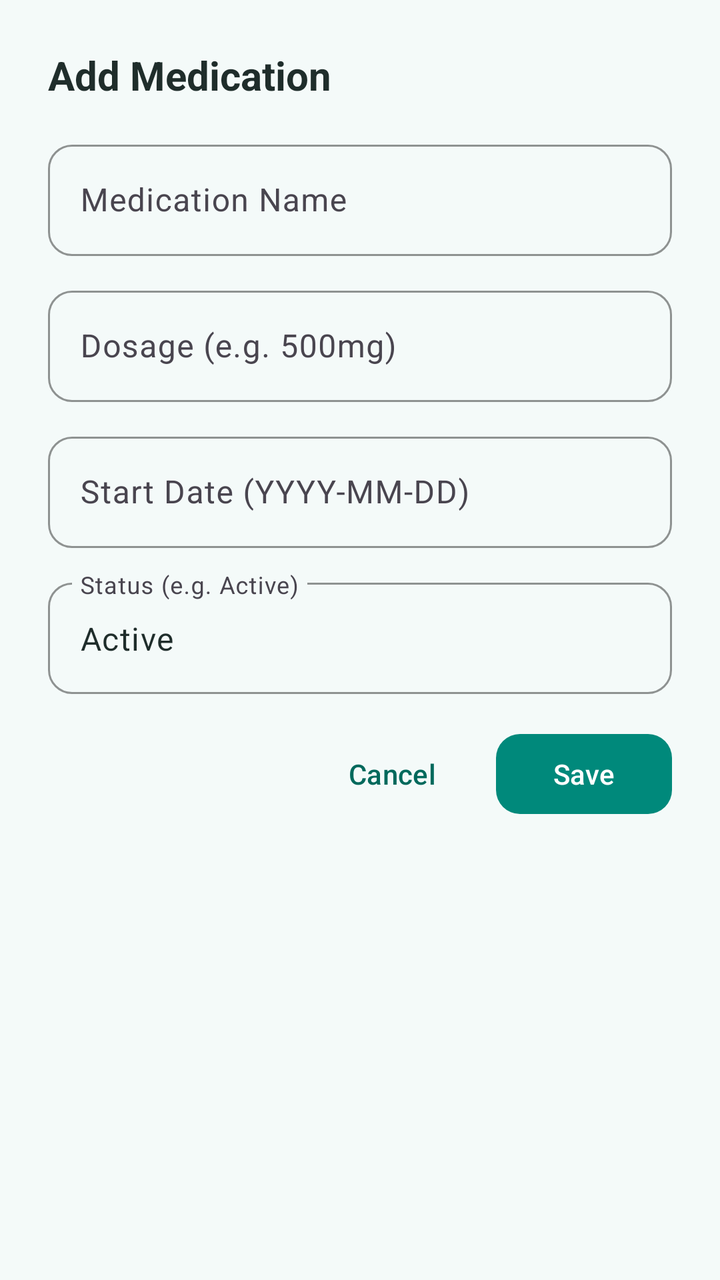
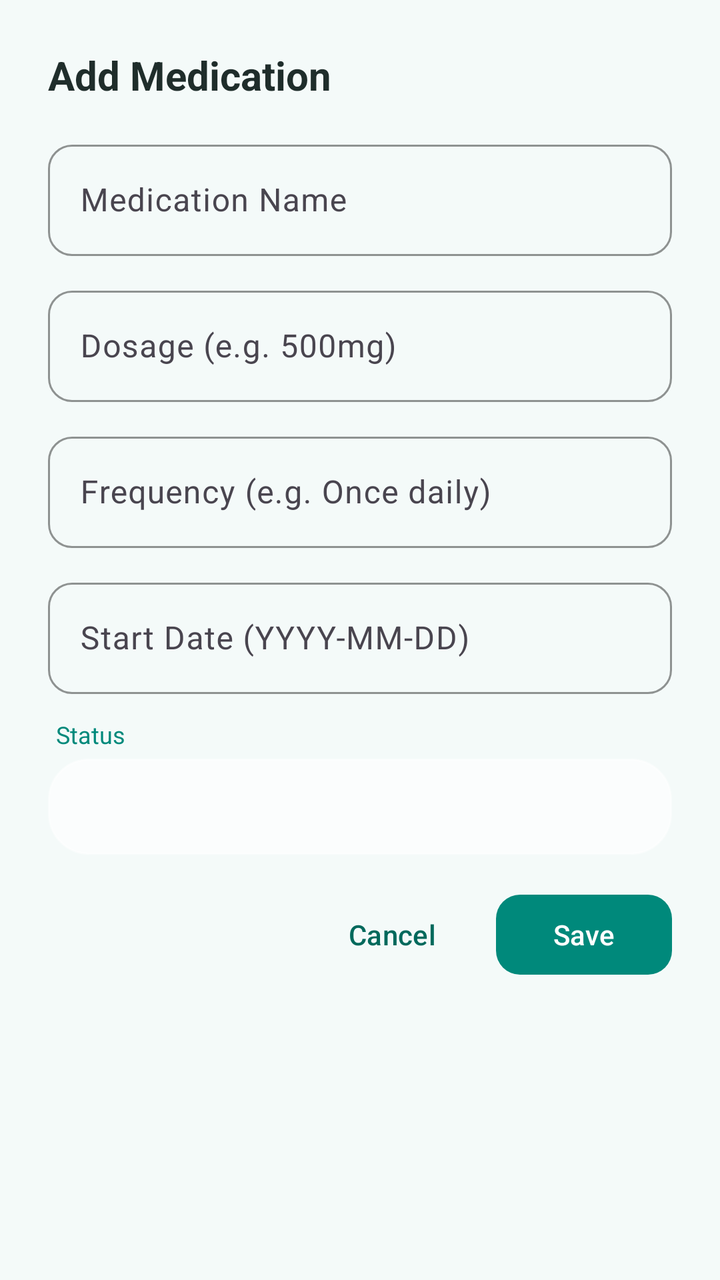

Screens rendered from an Android XML layout before and after an edit, with the pre-edit source and the edit as a unified diff.
<!-- AndroidManifest.xml: application theme Theme.HealthBridge -->
<!-- res/layout/dialog_add_medication.xml -->
<?xml version="1.0" encoding="utf-8"?>
<ScrollView xmlns:android="http://schemas.android.com/apk/res/android"
    xmlns:app="http://schemas.android.com/apk/res-auto"
    android:layout_width="match_parent"
    android:layout_height="wrap_content"
    android:fillViewport="true">

    <LinearLayout
        android:layout_width="match_parent"
        android:layout_height="wrap_content"
        android:orientation="vertical"
        android:padding="24dp">

        
        <TextView
            android:layout_width="wrap_content"
            android:layout_height="wrap_content"
            android:text="@string/dialog_title_add_medication"
            android:textSize="20sp"
            android:textStyle="bold"
            android:textColor="@color/hb_text_primary"
            android:layout_marginBottom="16dp" />

        
        <com.google.android.material.textfield.TextInputLayout
            style="@style/Widget.Material3.TextInputLayout.OutlinedBox"
            android:layout_width="match_parent"
            android:layout_height="wrap_content"
            android:layout_marginBottom="12dp"
            android:hint="@string/hint_medication_name"
            app:boxCornerRadiusTopStart="12dp"
            app:boxCornerRadiusTopEnd="12dp"
            app:boxCornerRadiusBottomStart="12dp"
            app:boxCornerRadiusBottomEnd="12dp"
            app:boxStrokeColor="@color/hb_teal_primary"
            app:hintTextColor="@color/hb_teal_primary">

            <com.google.android.material.textfield.TextInputEditText
                android:id="@+id/editMedicationName"
                android:layout_width="match_parent"
                android:layout_height="wrap_content"
                android:inputType="textCapWords"
                android:textColor="@color/hb_text_primary"
                android:minHeight="48dp" />
        </com.google.android.material.textfield.TextInputLayout>

        
        <com.google.android.material.textfield.TextInputLayout
            style="@style/Widget.Material3.TextInputLayout.OutlinedBox"
            android:layout_width="match_parent"
            android:layout_height="wrap_content"
            android:layout_marginBottom="12dp"
            android:hint="@string/hint_medication_dosage"
            app:boxCornerRadiusTopStart="12dp"
            app:boxCornerRadiusTopEnd="12dp"
            app:boxCornerRadiusBottomStart="12dp"
            app:boxCornerRadiusBottomEnd="12dp"
            app:boxStrokeColor="@color/hb_teal_primary"
            app:hintTextColor="@color/hb_teal_primary">

            <com.google.android.material.textfield.TextInputEditText
                android:id="@+id/editMedicationDosage"
                android:layout_width="match_parent"
                android:layout_height="wrap_content"
                android:inputType="text"
                android:textColor="@color/hb_text_primary"
                android:minHeight="48dp" />
        </com.google.android.material.textfield.TextInputLayout>

        
        <com.google.android.material.textfield.TextInputLayout
            style="@style/Widget.Material3.TextInputLayout.OutlinedBox"
            android:layout_width="match_parent"
            android:layout_height="wrap_content"
            android:layout_marginBottom="12dp"
            android:hint="@string/hint_medication_start_date"
            app:boxCornerRadiusTopStart="12dp"
            app:boxCornerRadiusTopEnd="12dp"
            app:boxCornerRadiusBottomStart="12dp"
            app:boxCornerRadiusBottomEnd="12dp"
            app:boxStrokeColor="@color/hb_teal_primary"
            app:hintTextColor="@color/hb_teal_primary">

            <com.google.android.material.textfield.TextInputEditText
                android:id="@+id/editMedicationStartDate"
                android:layout_width="match_parent"
                android:layout_height="wrap_content"
                android:inputType="date"
                android:textColor="@color/hb_text_primary"
                android:minHeight="48dp" />
        </com.google.android.material.textfield.TextInputLayout>

        
        <com.google.android.material.textfield.TextInputLayout
            style="@style/Widget.Material3.TextInputLayout.OutlinedBox"
            android:layout_width="match_parent"
            android:layout_height="wrap_content"
            android:layout_marginBottom="16dp"
            android:hint="@string/hint_medication_status"
            app:boxCornerRadiusTopStart="12dp"
            app:boxCornerRadiusTopEnd="12dp"
            app:boxCornerRadiusBottomStart="12dp"
            app:boxCornerRadiusBottomEnd="12dp"
            app:boxStrokeColor="@color/hb_teal_primary"
            app:hintTextColor="@color/hb_teal_primary">

            <com.google.android.material.textfield.TextInputEditText
                android:id="@+id/editMedicationStatus"
                android:layout_width="match_parent"
                android:layout_height="wrap_content"
                android:inputType="textCapWords"
                android:textColor="@color/hb_text_primary"
                android:text="Active"
                android:minHeight="48dp" />
        </com.google.android.material.textfield.TextInputLayout>

        
        <ProgressBar
            android:id="@+id/progressMedication"
            android:layout_width="wrap_content"
            android:layout_height="wrap_content"
            android:layout_gravity="center_horizontal"
            android:indeterminateTint="@color/hb_teal_primary"
            android:visibility="gone"
            android:layout_marginBottom="12dp" />

        
        <LinearLayout
            android:layout_width="match_parent"
            android:layout_height="wrap_content"
            android:orientation="horizontal"
            android:gravity="end">

            <com.google.android.material.button.MaterialButton
                android:id="@+id/btnCancelMedication"
                style="@style/Widget.Material3.Button.TextButton"
                android:layout_width="wrap_content"
                android:layout_height="48dp"
                android:text="@string/btn_cancel"
                android:textColor="@color/hb_teal_dark"
                android:layout_marginEnd="8dp" />

            <com.google.android.material.button.MaterialButton
                android:id="@+id/btnSaveMedication"
                android:layout_width="wrap_content"
                android:layout_height="48dp"
                android:text="@string/btn_save"
                android:textColor="@color/hb_text_on_dark"
                app:cornerRadius="12dp"
                app:backgroundTint="@color/hb_teal_primary" />
        </LinearLayout>

    </LinearLayout>

</ScrollView>
<!-- resources referenced by this layout -->
<resources>
  <color name="hb_teal_dark">#00695C</color>
  <color name="hb_teal_primary">#00897B</color>
  <color name="hb_text_on_dark">#FFFFFF</color>
  <color name="hb_text_primary">#1F2D2B</color>
  <string name="btn_cancel">Cancel</string>
  <string name="btn_save">Save</string>
  <string name="dialog_title_add_medication">Add Medication</string>
  <string name="hint_medication_dosage">Dosage (e.g. 500mg)</string>
  <string name="hint_medication_name">Medication Name</string>
  <string name="hint_medication_start_date">Start Date (YYYY-MM-DD)</string>
  <string name="hint_medication_status">Status (e.g. Active)</string>
  <style name="Theme.HealthBridge" parent="Theme.Material3.Light.NoActionBar">
          <item name="colorPrimary">@color/hb_teal_primary</item>
          <item name="colorPrimaryDark">@color/hb_teal_dark</item>
          <item name="colorAccent">@color/hb_teal_primary</item>
          <item name="android:statusBarColor">@color/hb_teal_deep</item>
          <item name="android:navigationBarColor">@color/hb_teal_deep</item>
          <item name="android:windowBackground">@color/hb_card_solid</item>
      </style>
  <color name="hb_teal_deep">#004D40</color>
  <color name="hb_card_solid">#F4FAF9</color>
</resources>

<!-- the commit's change to res/layout/dialog_add_medication.xml (unified diff, before → after) -->
@@ -73,6 +73,29 @@
             android:layout_width="match_parent"
             android:layout_height="wrap_content"
             android:layout_marginBottom="12dp"
+            android:hint="@string/hint_medication_frequency"
+            app:boxCornerRadiusTopStart="12dp"
+            app:boxCornerRadiusTopEnd="12dp"
+            app:boxCornerRadiusBottomStart="12dp"
+            app:boxCornerRadiusBottomEnd="12dp"
+            app:boxStrokeColor="@color/hb_teal_primary"
+            app:hintTextColor="@color/hb_teal_primary">
+
+            <com.google.android.material.textfield.TextInputEditText
+                android:id="@+id/editMedicationFrequency"
+                android:layout_width="match_parent"
+                android:layout_height="wrap_content"
+                android:inputType="textCapSentences"
+                android:textColor="@color/hb_text_primary"
+                android:minHeight="48dp" />
+        </com.google.android.material.textfield.TextInputLayout>
+
+        
+        <com.google.android.material.textfield.TextInputLayout
+            style="@style/Widget.Material3.TextInputLayout.OutlinedBox"
+            android:layout_width="match_parent"
+            android:layout_height="wrap_content"
+            android:layout_marginBottom="12dp"
             android:hint="@string/hint_medication_start_date"
             app:boxCornerRadiusTopStart="12dp"
             app:boxCornerRadiusTopEnd="12dp"
@@ -91,28 +114,24 @@
         </com.google.android.material.textfield.TextInputLayout>
 
         
-        <com.google.android.material.textfield.TextInputLayout
-            style="@style/Widget.Material3.TextInputLayout.OutlinedBox"
+        <TextView
+            android:layout_width="wrap_content"
+            android:layout_height="wrap_content"
+            android:text="@string/hint_medication_status"
+            android:textColor="@color/hb_teal_primary"
+            android:textSize="12sp"
+            android:layout_marginStart="4dp"
+            android:layout_marginBottom="4dp" />
+
+        <Spinner
+            android:id="@+id/spinnerMedicationStatus"
             android:layout_width="match_parent"
-            android:layout_height="wrap_content"
+            android:layout_height="48dp"
             android:layout_marginBottom="16dp"
-            android:hint="@string/hint_medication_status"
-            app:boxCornerRadiusTopStart="12dp"
-            app:boxCornerRadiusTopEnd="12dp"
-            app:boxCornerRadiusBottomStart="12dp"
-            app:boxCornerRadiusBottomEnd="12dp"
-            app:boxStrokeColor="@color/hb_teal_primary"
-            app:hintTextColor="@color/hb_teal_primary">
-
-            <com.google.android.material.textfield.TextInputEditText
-                android:id="@+id/editMedicationStatus"
-                android:layout_width="match_parent"
-                android:layout_height="wrap_content"
-                android:inputType="textCapWords"
-                android:textColor="@color/hb_text_primary"
-                android:text="Active"
-                android:minHeight="48dp" />
-        </com.google.android.material.textfield.TextInputLayout>
+            android:background="@drawable/bg_glass_card"
+            android:paddingStart="12dp"
+            android:paddingEnd="12dp"
+            android:spinnerMode="dropdown" />
 
         
         <ProgressBar
<!-- resource entries referenced after the edit -->
@@ -4,13 +4,24 @@
   <color name="hb_teal_primary">#00897B</color>
   <color name="hb_text_on_dark">#FFFFFF</color>
   <color name="hb_text_primary">#1F2D2B</color>
+  <!-- drawable bg_glass_card (drawable) -->
+  <?xml version="1.0" encoding="utf-8"?>
+  <shape xmlns:android="http://schemas.android.com/apk/res/android"
+      android:shape="rectangle">
+      <solid android:color="@color/hb_glass_fill" />
+      <corners android:radius="20dp" />
+      <stroke
+          android:width="1dp"
+          android:color="@color/hb_glass_stroke" />
+  </shape>
   <string name="btn_cancel">Cancel</string>
   <string name="btn_save">Save</string>
   <string name="dialog_title_add_medication">Add Medication</string>
   <string name="hint_medication_dosage">Dosage (e.g. 500mg)</string>
+  <string name="hint_medication_frequency">Frequency (e.g. Once daily)</string>
   <string name="hint_medication_name">Medication Name</string>
   <string name="hint_medication_start_date">Start Date (YYYY-MM-DD)</string>
-  <string name="hint_medication_status">Status (e.g. Active)</string>
+  <string name="hint_medication_status">Status</string>
   <style name="Theme.HealthBridge" parent="Theme.Material3.Light.NoActionBar">
           <item name="colorPrimary">@color/hb_teal_primary</item>
           <item name="colorPrimaryDark">@color/hb_teal_dark</item>
@@ -19,6 +30,8 @@
           <item name="android:navigationBarColor">@color/hb_teal_deep</item>
           <item name="android:windowBackground">@color/hb_card_solid</item>
       </style>
+  <color name="hb_glass_fill">#B3FFFFFF</color>
+  <color name="hb_glass_stroke">#80FFFFFF</color>
   <color name="hb_teal_deep">#004D40</color>
   <color name="hb_card_solid">#F4FAF9</color>
 </resources>
